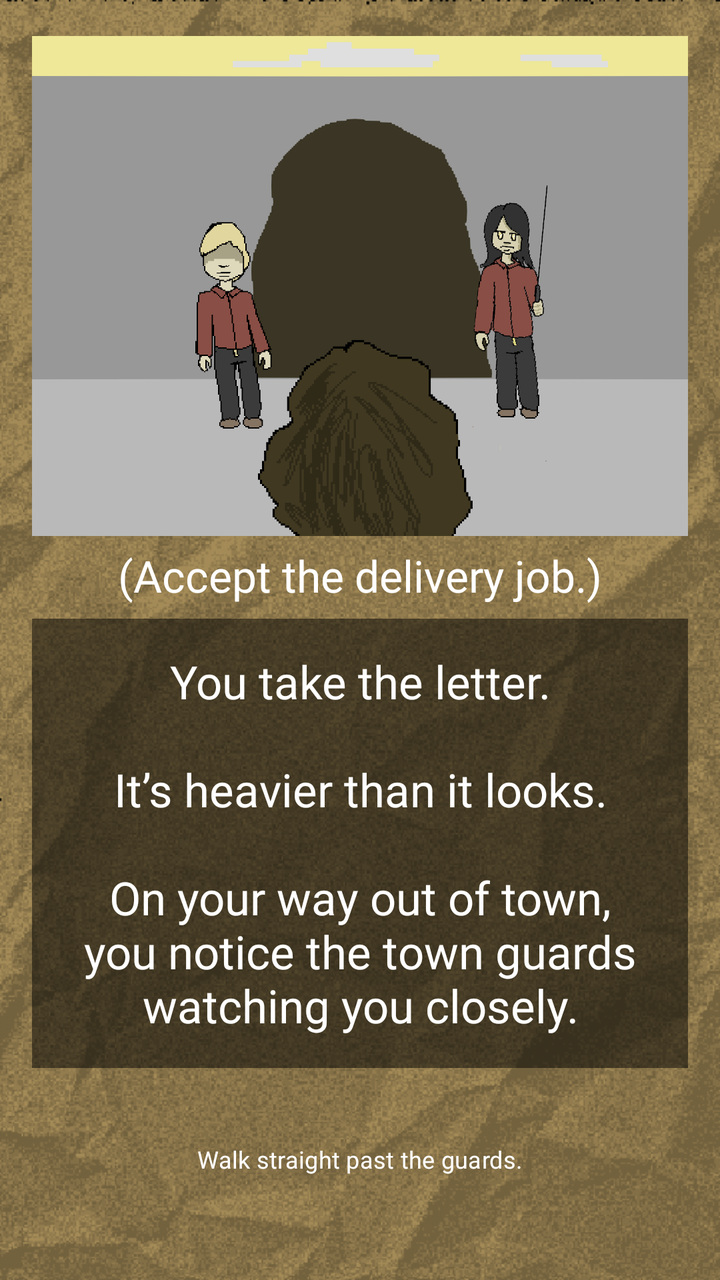
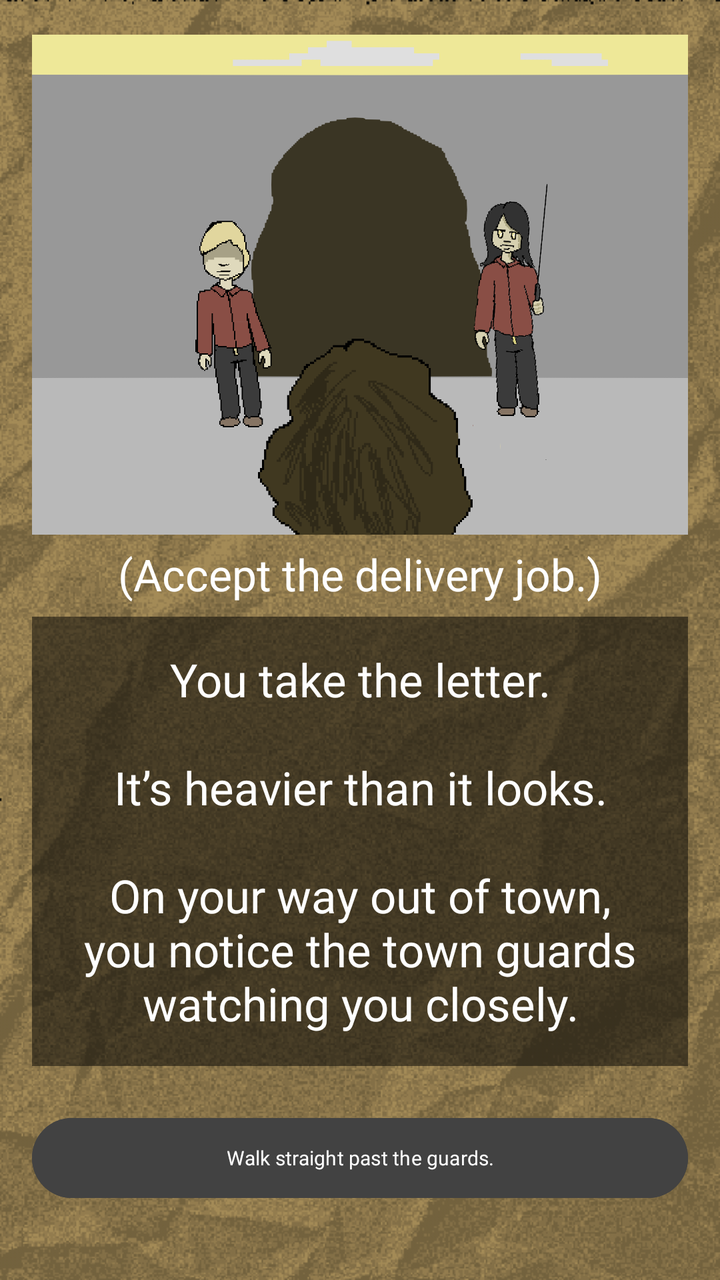

Before-and-after screenshots of an Android layout around one commit, followed by the original layout XML and the change that was made.
<!-- AndroidManifest.xml: application theme Theme.ChoiceQuest -->
<!-- res/layout/activity_page2_1_2_1_1.xml -->
<?xml version="1.0" encoding="utf-8"?>
<LinearLayout xmlns:android="http://schemas.android.com/apk/res/android"
    xmlns:tools="http://schemas.android.com/tools"
    android:id="@+id/page2_1_2_1_1"
    android:layout_width="match_parent"
    android:layout_height="match_parent"
    android:gravity="center"
    android:orientation="vertical"
    android:background="@drawable/papertexture_"
    android:backgroundTint="#f8e7c2"
    android:backgroundTintMode="multiply"
    android:padding="16dp"
    tools:context=".Page2_1_2_1_1">

    <View
        android:layout_width="match_parent"
        android:layout_height="0dp"
        android:layout_weight="0.1"/>

    <ImageView
        android:id="@+id/imageView"
        android:layout_width="412dp"
        android:layout_height="250dp"
        android:src="@drawable/page2_1_2_1_1"/>


    <TextView
        android:layout_width="match_parent"
        android:layout_height="wrap_content"
        android:gravity="center"
        android:fontFamily="@font/pixelspace"
        android:padding="5dp"
        android:text="(Accept the delivery job.)"
        android:textColor="@color/white"
        android:textSize="22sp"/>

    <View
        android:layout_width="match_parent"
        android:layout_height="0dp"
        android:layout_weight="0.1"/>

    <TextView
        android:layout_width="match_parent"
        android:layout_height="wrap_content"
        android:id="@+id/tv_page2_1_2_1_1"
        android:fontFamily="@font/pixelgame_font"
        android:gravity="center"
        android:padding="16dp"
        android:background="#80000000"
        android:text="You take the letter.\n\nIt’s heavier than it looks.\n\nOn your way out of town, you notice the town guards watching you closely."
        android:textColor="@color/white"
        android:textSize="23sp"
        android:layout_marginBottom="16dp"/>

    <View
        android:layout_width="match_parent"
        android:layout_height="1dp"
        android:layout_weight="0.3"/>

    <Button
        android:layout_width="410dp"
        android:layout_height="45dp"
        android:layout_marginBottom="16dp"
        android:background="@android:color/transparent"
        android:fontFamily="@font/quest_font"
        android:onClick="page2_1_2_1_1_1"
        android:text="Walk straight past the guards."
        android:textSize="12sp" />

    <View
        android:layout_width="match_parent"
        android:layout_height="0dp"
        android:layout_weight="0.3"/>

</LinearLayout>
<!-- resources referenced by this layout -->
<resources>
  <color name="white">#FFFFFF</color>
  <!-- drawable page2_1_2_1_1: png bitmap (drawable, 48674 bytes) -->
  <!-- drawable papertexture_: png bitmap (drawable, 156948 bytes) -->
  <style name="Theme.ChoiceQuest" parent="Base.Theme.ChoiceQuest" />
  <style name="Base.Theme.ChoiceQuest" parent="Theme.Material3.DayNight.NoActionBar">
          
          
      </style>
</resources>

<!-- the commit's change to res/layout/activity_page2_1_2_1_1.xml (unified diff, before → after) -->
@@ -58,14 +58,15 @@
         android:layout_weight="0.3"/>
 
     <Button
-        android:layout_width="410dp"
-        android:layout_height="45dp"
+        android:layout_width="match_parent"
+        android:layout_height="wrap_content"
         android:layout_marginBottom="16dp"
-        android:background="@android:color/transparent"
+        android:textSize="10sp"
+        android:textColor="@color/white"
+        android:backgroundTint="@color/cardview_dark_background"
         android:fontFamily="@font/quest_font"
         android:onClick="page2_1_2_1_1_1"
-        android:text="Walk straight past the guards."
-        android:textSize="12sp" />
+        android:text="Walk straight past the guards." />
 
     <View
         android:layout_width="match_parent"
